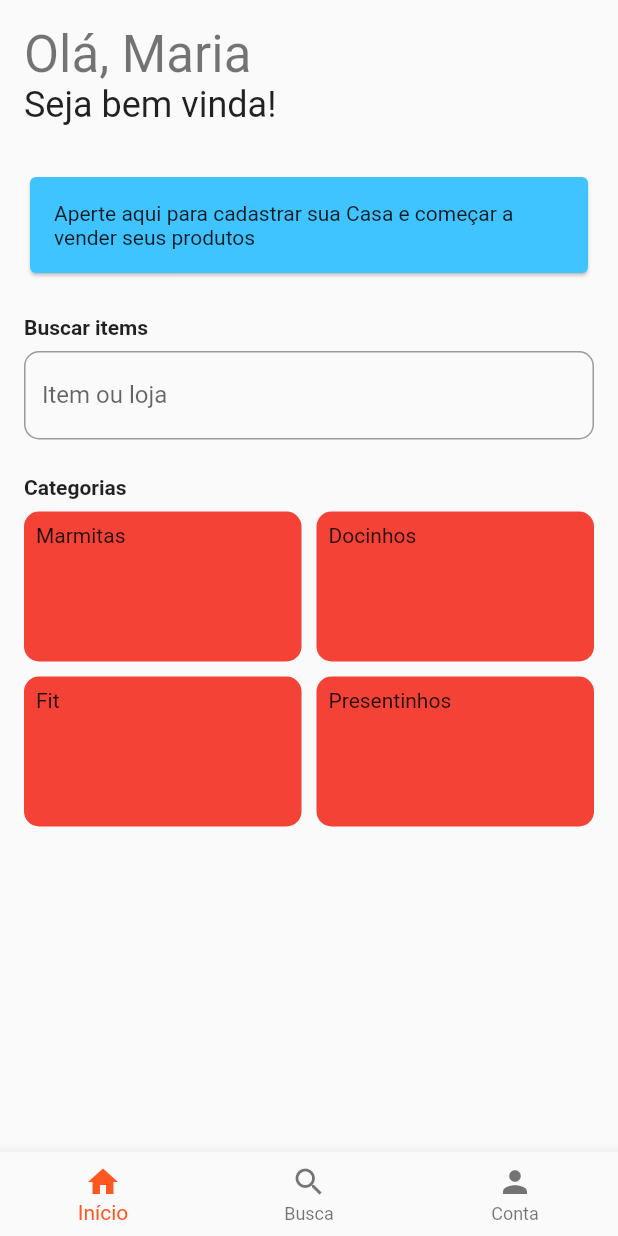
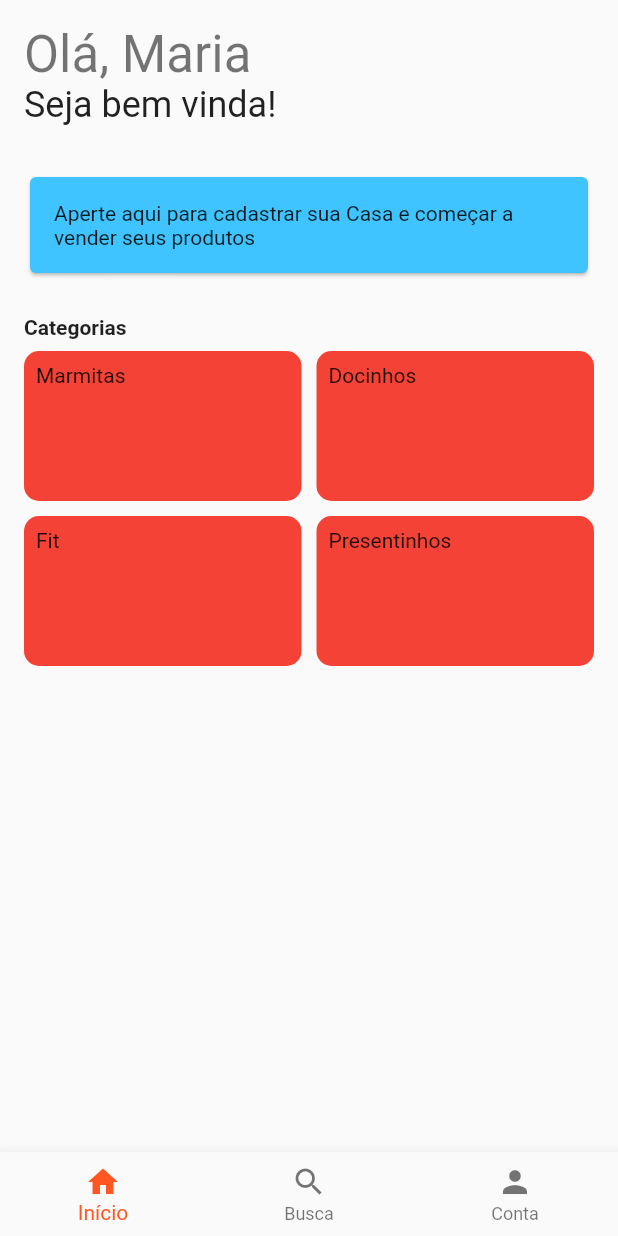
Before and after one commit to Caseirinho/caseirinho-app, a Flutter app: the HomeNavigator screen opened directly, on a phone screen of 412 x 824 dp. Run offline on Flutter 3.47's test engine with Material 2 defaults, Android fonts, the phone set to English and light mode, and no system bars; our stand-ins replace flutter_svg; missing offline and left inert: mapbox_gl.

Commit message:
refactor home screen

```diff
--- a/lib/screens/home/busca.dart
+++ /dev/null
@@ -1,69 +0,0 @@
-import 'package:caseirinho_app/components/my_text_field.dart';
-import 'package:flutter/material.dart';
-
-class Busca extends StatelessWidget {
-  @override
-  Widget build(BuildContext context) {
-    return SingleChildScrollView(
-      child: Column(
-        crossAxisAlignment: CrossAxisAlignment.start,
-        children: [
-          buildTextLabel("Buscar items"),
-          MyTextField(
-            labelText: "Item ou loja",
-          ),
-          buildTextLabel("Categorias"),
-          Row(
-            children: [
-              buildCategoria("Marmitas"),
-              SizedBox(
-                width: 10,
-              ),
-              buildCategoria("Docinhos"),
-            ],
-          ),
-          SizedBox(
-            height: 10,
-          ),
-          Row(
-            children: [
-              buildCategoria("Fit"),
-              SizedBox(
-                width: 10,
-              ),
-              buildCategoria("Presentinhos"),
-            ],
-          ),
-        ],
-      ),
-    );
-  }
-
-  Padding buildTextLabel(label) {
-    return Padding(
-      padding: const EdgeInsets.only(top: 24.0, bottom: 8.0),
-      child: Text(
-        label,
-        style: TextStyle(
-          fontWeight: FontWeight.bold,
-        ),
-      ),
-    );
-  }
-
-  Flexible buildCategoria(String nome) {
-    return Expanded(
-      child: Container(
-        height: 100,
-        decoration: BoxDecoration(
-          color: Colors.red,
-          borderRadius: BorderRadius.circular(10),
-        ),
-        child: Padding(
-          padding: const EdgeInsets.all(8.0),
-          child: Text(nome),
-        ),
-      ),
-    );
-  }
-}
--- /dev/null
+++ b/lib/screens/home/busca_screen.dart
@@ -0,0 +1,24 @@
+import 'package:caseirinho_app/screens/home/components/categorias.dart';
+import 'package:caseirinho_app/screens/home/components/section_title.dart';
+import 'package:flutter/material.dart';
+
+import 'components/busca.dart';
+
+class BuscaScreen extends StatelessWidget {
+  @override
+  Widget build(BuildContext context) {
+    return SingleChildScrollView(
+      child: Padding(
+        padding: const EdgeInsets.all(16.0),
+        child: Column(
+          crossAxisAlignment: CrossAxisAlignment.start,
+          children: [
+            Busca(),
+            SectionTitle("Categorias"),
+            Categorias(),
+          ],
+        ),
+      ),
+    );
+  }
+}
--- /dev/null
+++ b/lib/screens/home/components/busca.dart
@@ -0,0 +1,18 @@
+import 'package:caseirinho_app/components/my_text_field.dart';
+import 'package:caseirinho_app/screens/home/components/section_title.dart';
+import 'package:flutter/material.dart';
+
+class Busca extends StatelessWidget {
+  @override
+  Widget build(BuildContext context) {
+    return Column(
+      crossAxisAlignment: CrossAxisAlignment.start,
+      children: [
+        SectionTitle("Buscar items"),
+        MyTextField(
+          labelText: "Item ou casa",
+        ),
+      ],
+    );
+  }
+}
--- /dev/null
+++ b/lib/screens/home/components/categorias.dart
@@ -0,0 +1,50 @@
+import 'package:flutter/material.dart';
+
+class Categorias extends StatelessWidget {
+  @override
+  Widget build(BuildContext context) {
+    return Column(
+      children: [
+        Row(
+          children: [
+            buildCategoria("Marmitas"),
+            SizedBox(
+              width: 10,
+            ),
+            buildCategoria("Docinhos"),
+          ],
+        ),
+        SizedBox(
+          height: 10,
+        ),
+        Row(
+          children: [
+            buildCategoria("Fit"),
+            SizedBox(
+              width: 10,
+            ),
+            buildCategoria("Presentinhos"),
+          ],
+        ),
+      ],
+    );
+  }
+
+  Flexible buildCategoria(String nome) {
+    return Expanded(
+      child: InkWell(
+        child: Container(
+          height: 100,
+          decoration: BoxDecoration(
+            color: Colors.red,
+            borderRadius: BorderRadius.circular(10),
+          ),
+          child: Padding(
+            padding: const EdgeInsets.all(8.0),
+            child: Text(nome),
+          ),
+        ),
+      ),
+    );
+  }
+}
--- /dev/null
+++ b/lib/screens/home/components/section_title.dart
@@ -0,0 +1,20 @@
+import 'package:flutter/material.dart';
+
+class SectionTitle extends StatelessWidget {
+  final String title;
+
+  const SectionTitle(this.title, {Key key,}) : super(key: key);
+
+  @override
+  Widget build(BuildContext context) {
+    return Padding(
+      padding: const EdgeInsets.only(top: 24.0, bottom: 8.0),
+      child: Text(
+        title,
+        style: TextStyle(
+          fontWeight: FontWeight.bold,
+        ),
+      ),
+    );
+  }
+}
--- a/lib/screens/home/home_navigator.dart
+++ b/lib/screens/home/home_navigator.dart
@@ -1,5 +1,6 @@
-import 'package:caseirinho_app/screens/home/home.dart';
-import 'package:caseirinho_app/screens/home/perfil.dart';
+import 'package:caseirinho_app/screens/home/busca_screen.dart';
+import 'package:caseirinho_app/screens/home/home_screen.dart';
+import 'package:caseirinho_app/screens/home/perfil_screen.dart';
 import 'package:flutter/cupertino.dart';
 import 'package:flutter/material.dart';
 
@@ -24,7 +25,7 @@ class _HomeNavigatorState extends State<HomeNavigator> {
   Widget buildBody(BuildContext context) {
     var _children = <Widget>[
       HomeScreen(),
-      Container(child: Text("Busca")),
+      BuscaScreen(),
       PerfilScreen(),
     ];
 
--- a/lib/screens/home/home.dart
+++ b/lib/screens/home/home_screen.dart
@@ -1,8 +1,9 @@
 import 'package:caseirinho_app/screens/cadastro_casa.dart';
+import 'package:caseirinho_app/screens/home/components/categorias.dart';
 import 'package:flutter/cupertino.dart';
 import 'package:flutter/material.dart';
 
-import 'busca.dart';
+import 'components/section_title.dart';
 
 class HomeScreen extends StatefulWidget {
   @override
@@ -43,7 +44,8 @@ class _HomeScreenState extends State<HomeScreen> {
                     CupertinoPageRoute(builder: (_) => CadastroCasaScreen()));
               },
             ),
-            Busca(),
+            SectionTitle("Categorias"),
+            Categorias(),
           ],
         ),
       ),
```
Also changed, not shown: lib/screens/home/perfil_screen.dart (renamed from lib/screens/home/perfil.dart).
